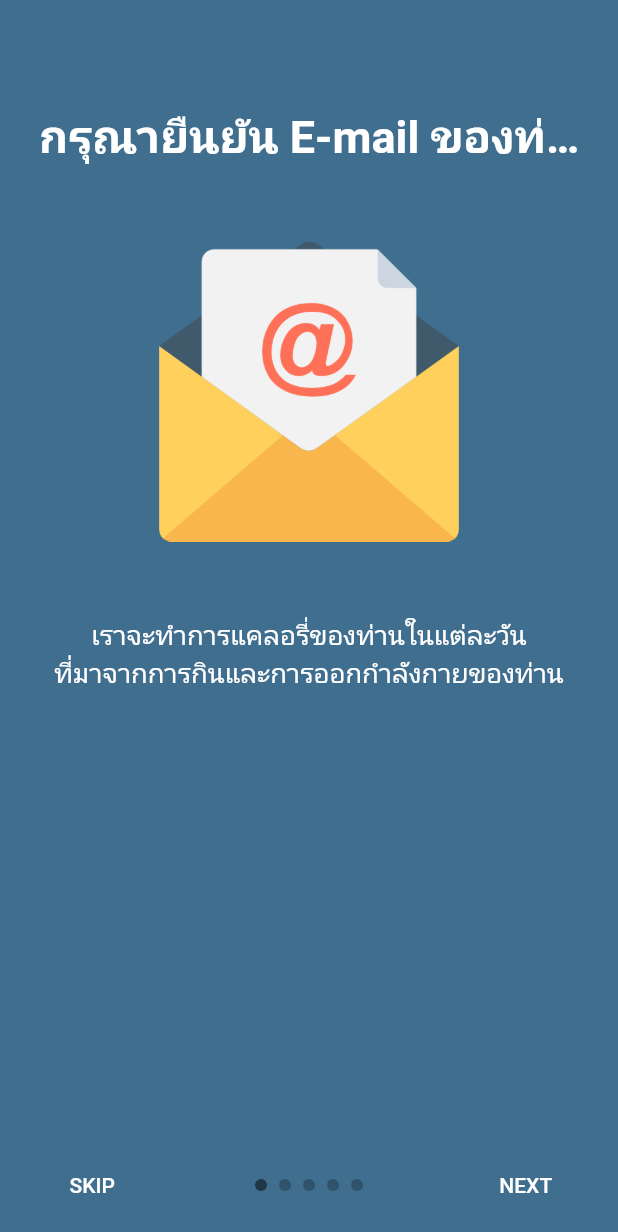
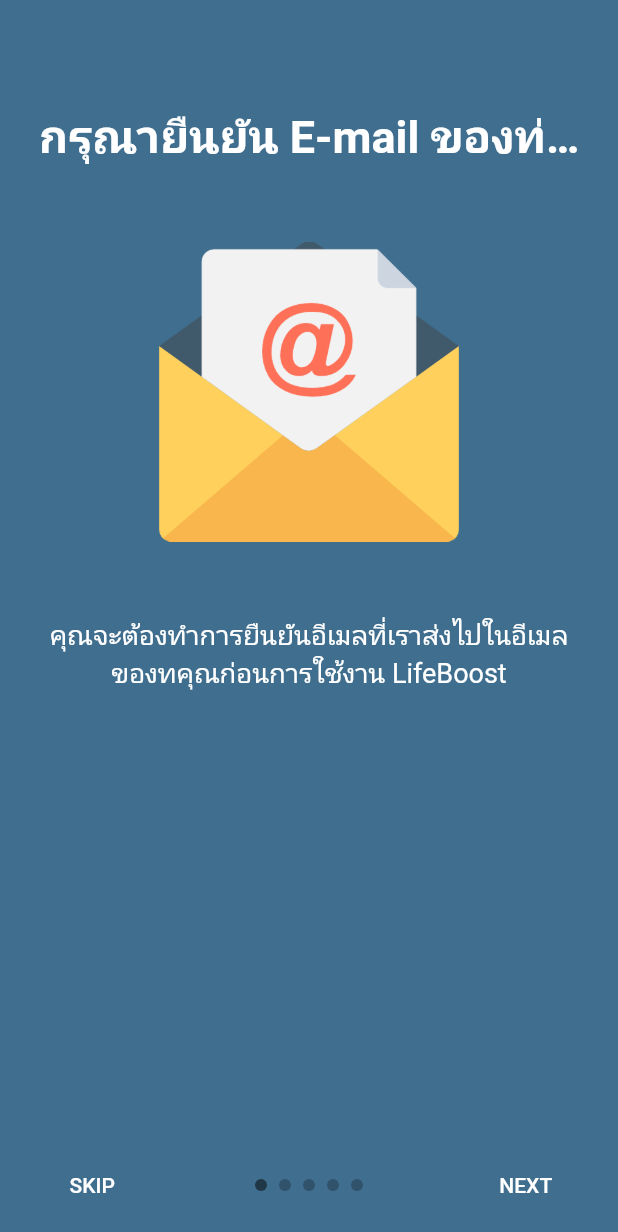
Before and after one commit to prapawity/Mobile_Project, a Flutter app: the FeatureList widget shown alone on an empty page, opened directly, on a phone screen of 412 x 824 dp. Shown: the top 1232 px of the screen. Run offline on Flutter 3.47's test engine with Material 2 defaults, Android fonts, the phone set to English and light mode, and no system bars; drawn by our look-alikes of intro_slider; our stand-ins replace cloud_firestore, datetime_picker_formfield, firebase_auth, firebase_storage, flutter_map, image_cropper and 6 more; missing offline and left inert: flutter_circular_chart, flutter_cupertino_date_picker, image_picker_saver; accounts and stored records are empty; Roboto replaces fonts that are missing (Sukhumvit).

Commit message:
update bg&features

```diff
--- a/lib/ui/dailyMain.dart
+++ b/lib/ui/dailyMain.dart
@@ -297,7 +297,7 @@ class dailyMainState extends State<dailyMain> {
     return Container(
       decoration: BoxDecoration(
           image: new DecorationImage(
-        image: new AssetImage("resource/bg.jpg"),
+        image: new AssetImage("resource/bg4.jpg"),
         fit: BoxFit.cover,
       )),
       child: Scaffold(
--- a/lib/ui/featureList.dart
+++ b/lib/ui/featureList.dart
@@ -18,7 +18,7 @@ class FeatureListState extends State<FeatureList>{
     slides.add(
       new Slide(
         title: "กรุณายืนยัน E-mail ของท่าน",
-        description: "เราจะทำการแคลอรี่ของท่านในแต่ละวัน\nที่มาจากการกินและการออกกำลังกายของท่าน",
+        description: "คุณจะต้องทำการยืนยันอีเมลที่เราส่งไปในอีเมลของทคุณก่อนการใช้งาน LifeBoost",
         pathImage: "resource/email.png",
         backgroundColor: Color(0xff406E8E),
 
@@ -27,7 +27,7 @@ class FeatureListState extends State<FeatureList>{
     slides.add(
       new Slide(
         title: "การคำนวณแคลอรี่",
-        description: "เราจะทำการแคลอรี่ของท่านในแต่ละวัน\nที่มาจากการกินและการออกกำลังกายของท่าน",
+        description: "เราจะทำการเก็บแคลอรี่ในแต่ละวัน\nที่มาจากการรับประทานอาหารและออกกำลังกายของคุณ",
         pathImage: "resource/calculator.png",
         backgroundColor: Color(0xffD78521),
 
@@ -36,7 +36,7 @@ class FeatureListState extends State<FeatureList>{
     slides.add(
       new Slide(
         title: "การออกกำลังกาย",
-        description: "เราจะเก็บประวัติการออกกำลังการของท่านในแต่ละวัน\nเพื่อท่านจะสามารถรู้จำนวนแคลอรี่ที่ท่านได้ใช้ไปในแต่ละวันได้",
+        description: "เราจะแนะนำการออกกำลังกายที่จะช่วยเผาผลาญแคลอรี่ของคุณได้",
         pathImage: "resource/exercise.png",
         backgroundColor: Color(0xff203152),
       ),
@@ -45,7 +45,7 @@ class FeatureListState extends State<FeatureList>{
       new Slide(
         title: "ร้านอาหาร",
         description:
-        "เราจะแนะนำร้านอาหารที่อยู่ใกล้ท่าน เพื่อที่ท่านจะสามารถทราบที่อยู่ของร้านอาหารที่ท่านสนใจได้",
+        "เราจะแนะนำร้านอาหารที่อยู่ใกล้คุณ เพื่อที่คุณจะสามารถทราบที่อยู่และรายละเอียดของร้านอาหารที่สนใจได้",
         pathImage: "resource/res.png",
         backgroundColor: Color(0xff9932CC),
       ),
@@ -54,7 +54,7 @@ class FeatureListState extends State<FeatureList>{
       new Slide(
         title: "แผนที่ร้านอาหาร",
         description:
-        "เราจะแสดงแผนที่ของร้านอาหารที่ท่านสนใจ",
+        "เราจะแสดงแผนที่ของร้านอาหารที่คุณสนใจ",
         pathImage: "resource/map.png",
         backgroundColor: Color(0xff90323D),
       ),
```
Also changed, not shown: resource/bg4.jpg (added).
